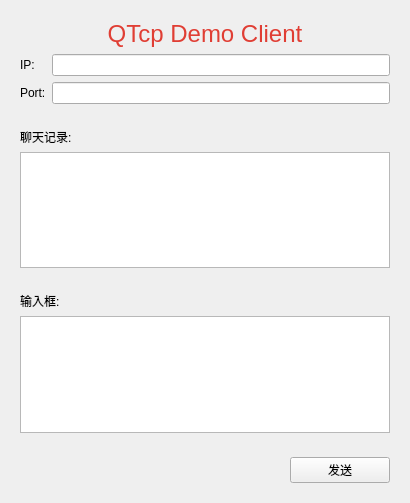
The window that client.ui (c1094179989/qt-tcpip-server-client-demo) describes before a commit, drawn with Qt 5.
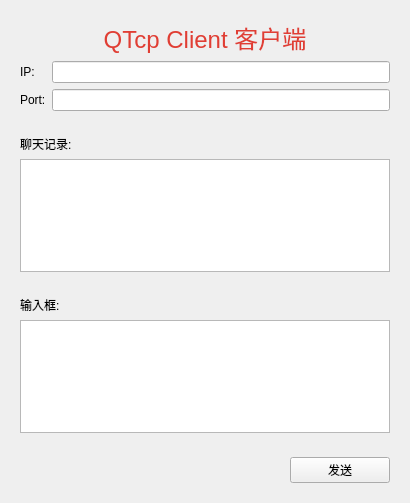
The same window after the commit.

What changed in the file:
```diff
--- a/client.ui
+++ b/client.ui
@@ -44,7 +44,7 @@
       <item row="0" column="0" colspan="2">
        <widget class="QLabel" name="label_5">
         <property name="text">
-         <string>&lt;html&gt;&lt;head/&gt;&lt;body&gt;&lt;p align=&quot;center&quot;&gt;&lt;span style=&quot; font-size:18pt; color:#e03e34;&quot;&gt;QTcp Demo Client&lt;/span&gt;&lt;/p&gt;&lt;/body&gt;&lt;/html&gt;</string>
+         <string>&lt;html&gt;&lt;head/&gt;&lt;body&gt;&lt;p align=&quot;center&quot;&gt;&lt;span style=&quot; font-size:18pt; color:#e03e34;&quot;&gt;QTcp Client 客户端&lt;/span&gt;&lt;/p&gt;&lt;/body&gt;&lt;/html&gt;</string>
         </property>
        </widget>
       </item>
```
